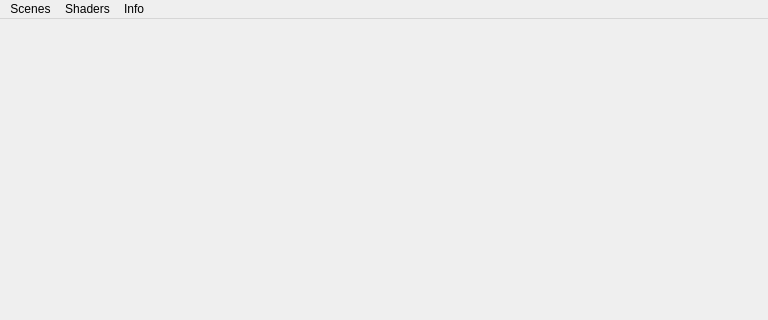
FrancoisGaits/IIG3D, file src/mainwindow.ui: the form before one commit; both pictures show x 0 to 768 and y 0 to 320 of the 768 by 576 pixel window.
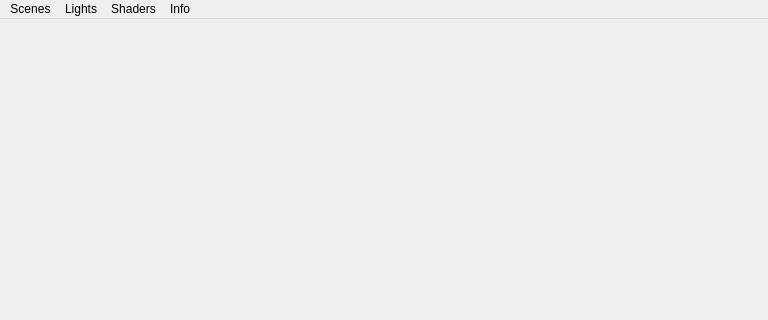
The form after the commit.

The edit to the form file:
```diff
--- a/src/mainwindow.ui
+++ b/src/mainwindow.ui
@@ -52,7 +52,16 @@
     <addaction name="actionGeo_Sphere"/>
     <addaction name="actionDemo"/>
    </widget>
+   <widget class="QMenu" name="menu_lights">
+    <property name="title">
+     <string>Lights</string>
+    </property>
+    <addaction name="action_basic"/>
+    <addaction name="action_3pointsC"/>
+    <addaction name="action_3points"/>
+   </widget>
    <addaction name="menu_scenes"/>
+   <addaction name="menu_lights"/>
    <addaction name="menuShader"/>
    <addaction name="menuInfo"/>
   </widget>
```
Left out of the diff: 42 changed lines with no effect on the pictures.
